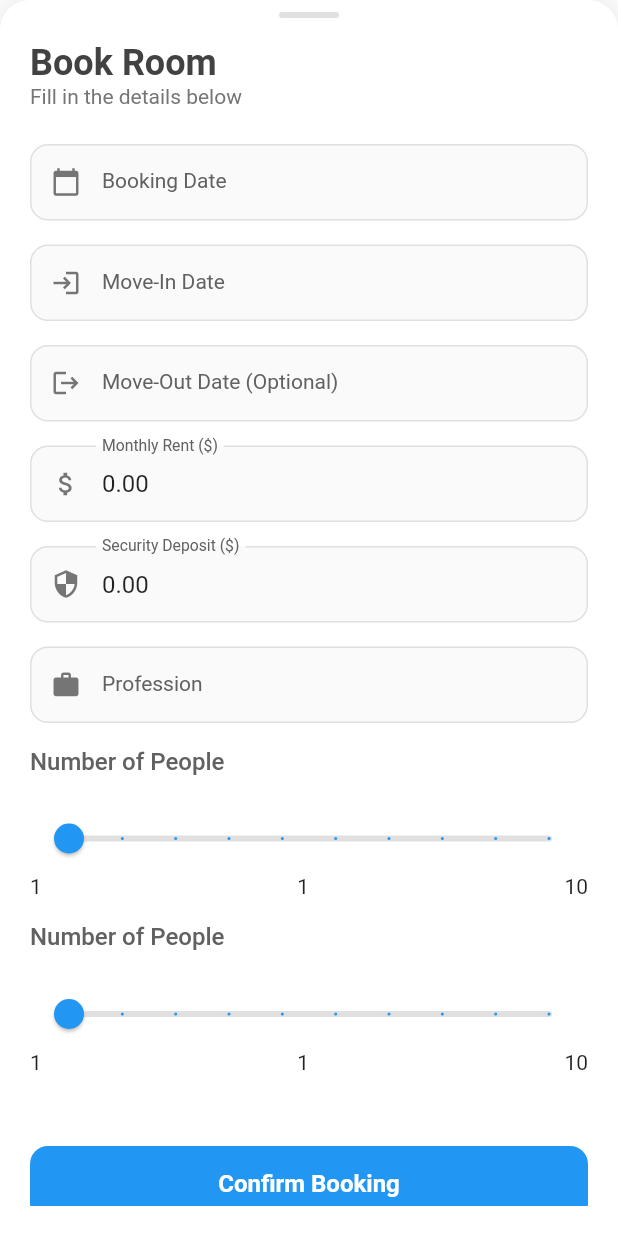
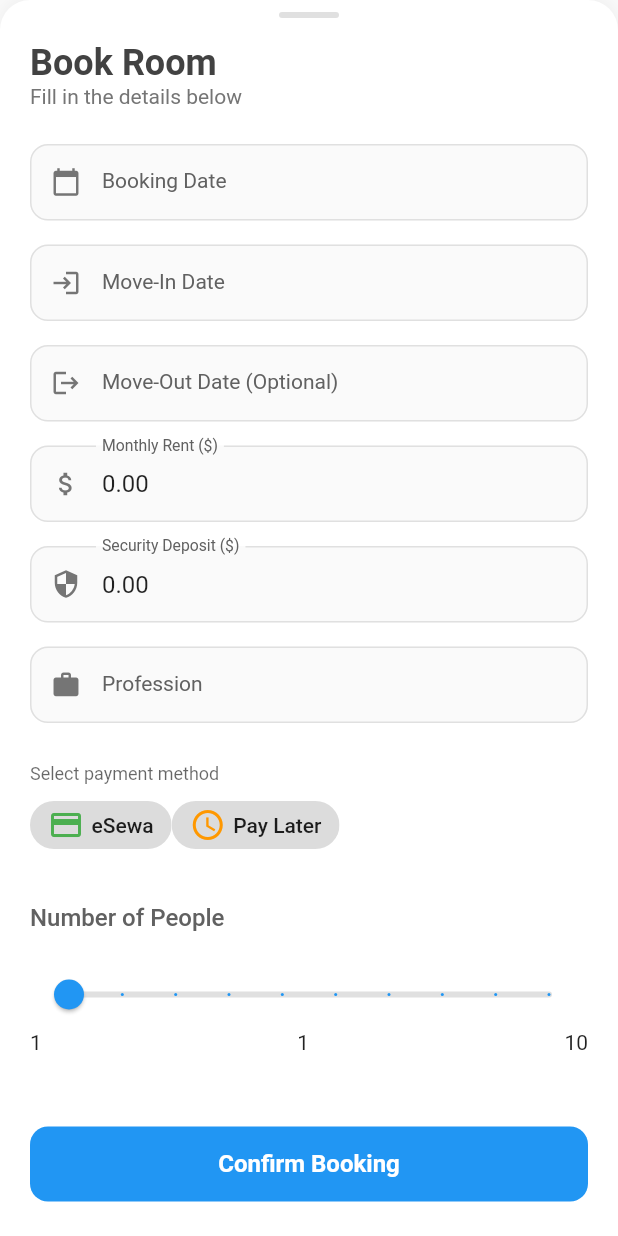
Before and after one commit to 919Umesh/daleDai, a Flutter app: the BookingBottomSheet widget shown alone on an empty page, opened directly with empty values, on a phone screen of 412 x 824 dp. Run offline on Flutter 3.47's test engine with Material 3 defaults, Android fonts, the phone set to English and light mode, and no system bars; drawn by our look-alikes of flutter_form_builder; our stand-ins replace cached_network_image, carousel_slider, connectivity_plus, dio, flutter_cache_manager, flutter_dotenv and 11 more; missing offline and left inert: nepali_utils; accounts and stored records are empty; network calls fail; statements that could not run were skipped; key blocks and very long unbroken strings in the code were emptied for the run.

```diff
--- a/lib/screen/room/ui/booking_bottom_sheet.dart
+++ b/lib/screen/room/ui/booking_bottom_sheet.dart
@@ -183,41 +183,44 @@ class _BookingBottomSheetState extends State<BookingBottomSheet> {
                     ),
                   ),
                 ),
-
-                // Number of People (Slider)
                 _buildSimpleField(
-                  child: Column(
-                    crossAxisAlignment: CrossAxisAlignment.start,
-                    children: [
-                      Text(
-                        'Number of People',
-                        style: TextStyle(
-                          fontSize: 16,
-                          fontWeight: FontWeight.w500,
-                          color: Colors.grey[700],
+                  child: FormBuilderChoiceChip<String>(
+                    name: 'payment_method',
+                    decoration: const InputDecoration(
+                      labelText: 'Select payment method',
+                      border: InputBorder.none,
+                    ),
+                    validator: FormBuilderValidators.required(
+                      errorText: 'Please select a payment method',
+                    ),
+                    options: [
+                      FormBuilderFieldOption<String>(
+                        value: 'esewa',
+                        child: Row(
+                          mainAxisSize: MainAxisSize.min,
+                          children: [
+                            Icon(Icons.payment, color: Colors.green),
+                            SizedBox(width: 5),
+                            Text('eSewa'),
+                          ],
                         ),
                       ),
-                      const SizedBox(height: 8),
-                      FormBuilderSlider(
-                        name: 'peoples',
-                        min: 1,
-                        max: 10,
-                        initialValue: 1,
-                        divisions: 9,
-                        activeColor: Colors.blue,
-                        inactiveColor: Colors.grey[300],
-                        decoration: InputDecoration(
-                          border: InputBorder.none,
-                          contentPadding: EdgeInsets.zero,
-                        ),
-                        displayValues: DisplayValues.current,
-                        validator: FormBuilderValidators.required(
-                          errorText: 'Please select number of people',
+                      FormBuilderFieldOption<String>(
+                        value: 'paylater',
+                        child: Row(
+                          mainAxisSize: MainAxisSize.min,
+                          children: [
+                            Icon(Icons.schedule, color: Colors.orange),
+                            SizedBox(width: 5),
+                            Text('Pay Later'),
+                          ],
                         ),
                       ),
                     ],
                   ),
                 ),
+
+                // Number of People (Slider)
                 _buildSimpleField(
                   child: Column(
                     crossAxisAlignment: CrossAxisAlignment.start,
```
